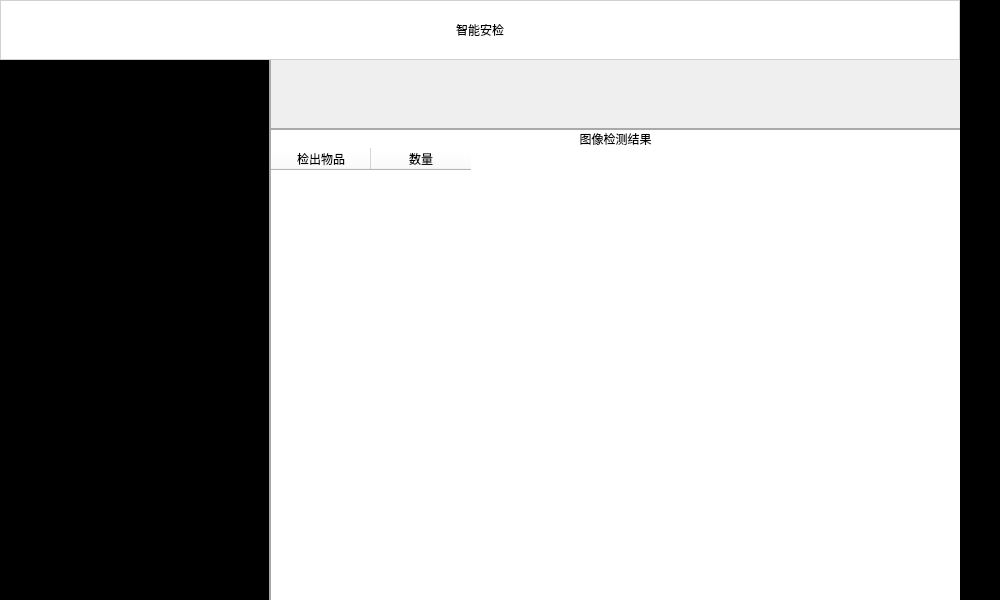
First picture: the form in widget.ui, repository Zyun-Eureka/project-vbox-1021, before the edit.
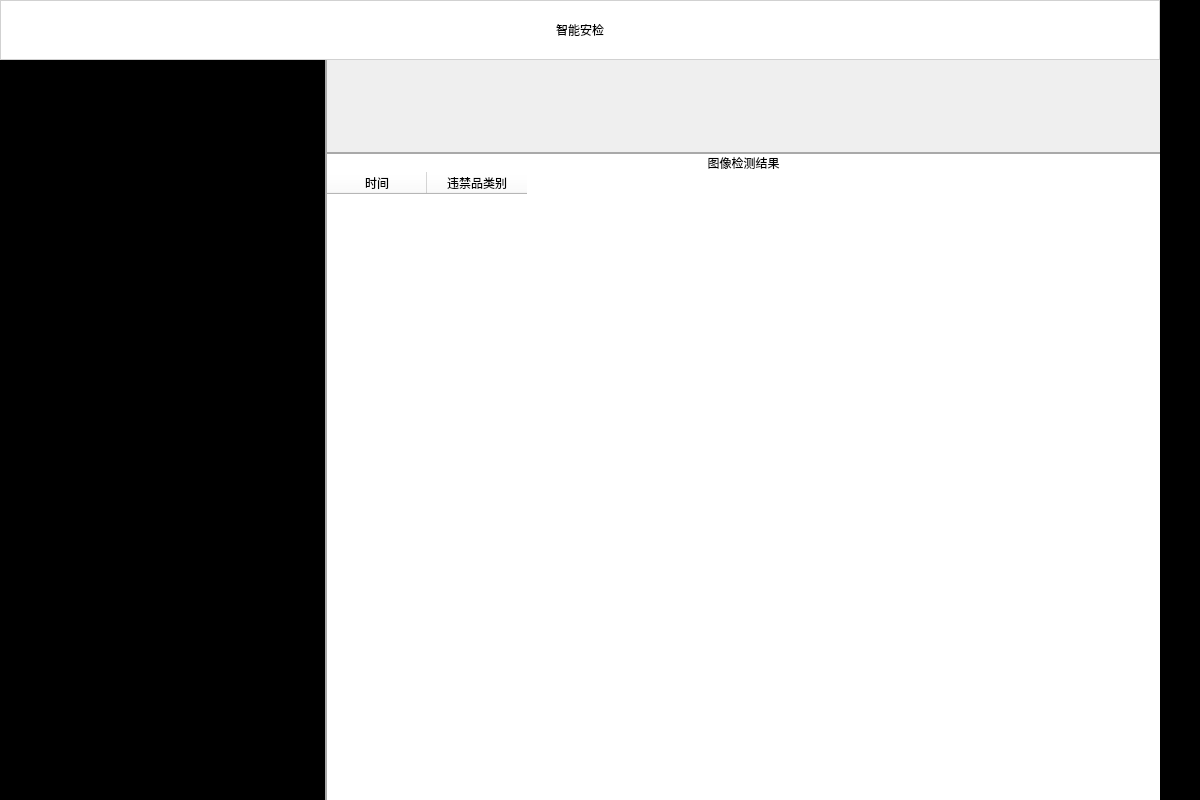
Second picture: the form after the edit. Custom widgets are drawn as their Qt base class.

```diff
--- a/widget.ui
+++ b/widget.ui
@@ -6,8 +6,8 @@
    <rect>
     <x>0</x>
     <y>0</y>
-    <width>1000</width>
-    <height>600</height>
+    <width>1200</width>
+    <height>800</height>
    </rect>
   </property>
   <property name="minimumSize">
@@ -194,8 +194,8 @@
                <rect>
                 <x>0</x>
                 <y>0</y>
-                <width>251</width>
-                <height>330</height>
+                <width>833</width>
+                <height>86</height>
                </rect>
               </property>
              </widget>
@@ -247,17 +247,23 @@
               </item>
               <item>
                <widget class="QTableWidget" name="tableWidget">
+                <property name="minimumSize">
+                 <size>
+                  <width>0</width>
+                  <height>50</height>
+                 </size>
+                </property>
                 <property name="styleSheet">
                  <string notr="true">border:0px;</string>
                 </property>
                 <column>
                  <property name="text">
-                  <string>检出物品</string>
+                  <string>时间</string>
                  </property>
                 </column>
                 <column>
                  <property name="text">
-                  <string>数量</string>
+                  <string>违禁品类别</string>
                  </property>
                 </column>
                </widget>
```
Left out of the diff: 18 changed lines with no effect on the pictures.
